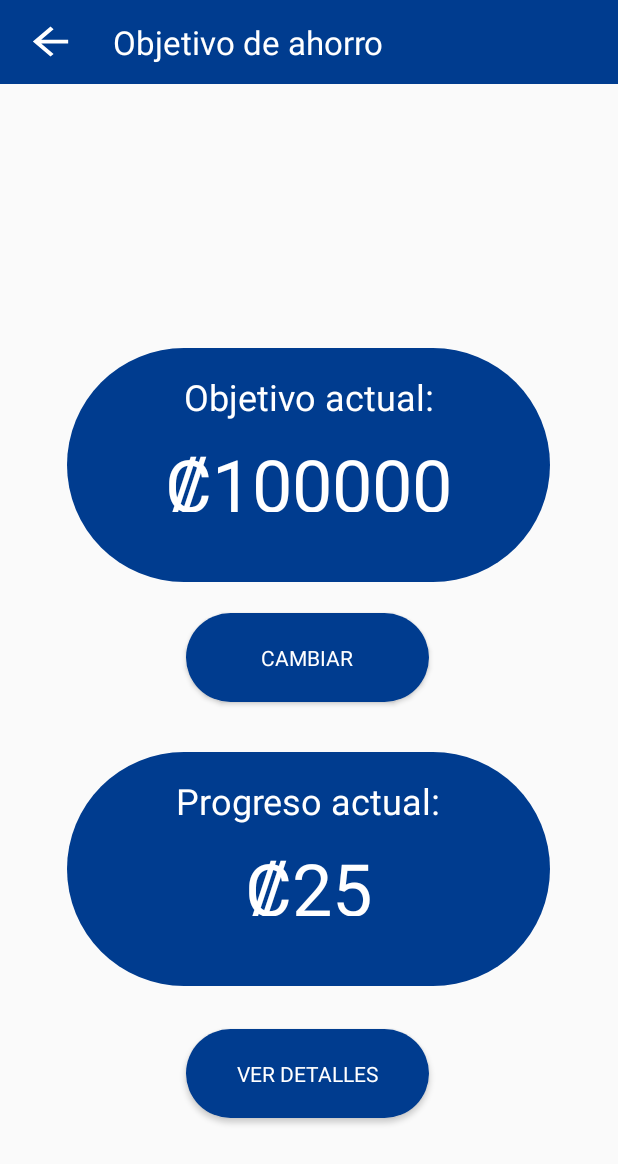
After one commit to Gutima15/SavingHelperProject, an Android app: the layout activity_objetivo_de_ahorro.xml on its own in the app's theme, with its tools: preview values and no code run, on a phone screen of 412 x 824 dp. The commit adds this screen. Shown: the top 1164 px of the screen. Run offline under Robolectric (Android 15) with nearby library versions, the phone set to English and light mode, and no system bars.

Commit message:
Correciones
Estoy a punto de tratar de pasarlo a un relative layout

```diff
--- /dev/null
+++ b/Saving_Helper/app/src/main/res/layout/activity_objetivo_de_ahorro.xml
@@ -0,0 +1,157 @@
+<?xml version="1.0" encoding="utf-8"?>
+<androidx.constraintlayout.widget.ConstraintLayout xmlns:android="http://schemas.android.com/apk/res/android"
+    xmlns:app="http://schemas.android.com/apk/res-auto"
+    xmlns:tools="http://schemas.android.com/tools"
+    android:layout_width="match_parent"
+    android:layout_height="match_parent"
+    tools:context=".ObjetivoDeAhorro">
+
+    <Toolbar
+        android:id="@+id/toolbarObjetivoAhorro"
+        android:layout_width="match_parent"
+        android:layout_height="wrap_content"
+        android:background="#003C8F"
+        app:layout_constraintTop_toTopOf="parent"
+        tools:layout_editor_absoluteX="0sp">
+
+        <!--agregar on click-->
+        <Button
+            android:id="@+id/btn_objetivo_ahorro_back"
+            android:layout_width="35sp"
+            android:layout_height="30sp"
+            android:background="@drawable/abc_vector_test" />
+
+        <TextView
+            android:layout_width="wrap_content"
+            android:layout_height="wrap_content"
+            android:layout_marginStart="40sp"
+            android:text="Objetivo de ahorro"
+            android:textColor="@android:color/white"
+            android:textSize="22sp"
+            tools:layout_editor_absoluteX="65sp"
+            tools:layout_editor_absoluteY="13sp"/>
+    </Toolbar>
+
+
+    <TextView
+        android:id="@+id/containterObjetivoActual"
+        android:layout_width="322sp"
+        android:layout_height="156sp"
+        android:layout_marginBottom="436dp"
+        android:background="@drawable/fondo"
+        app:layout_constraintBottom_toBottomOf="parent"
+        app:layout_constraintHorizontal_bias="0.494"
+        app:layout_constraintLeft_toLeftOf="parent"
+        app:layout_constraintRight_toRightOf="parent"
+        app:layout_constraintTop_toTopOf="@+id/toolbarObjetivoAhorro"
+        app:layout_constraintVertical_bias="1.0" />
+
+    <TextView
+        android:id="@+id/lblObjetivoActual"
+        android:layout_width="226sp"
+        android:layout_height="61sp"
+        android:layout_marginTop="16dp"
+        android:clickable="false"
+        android:text="Objetivo actual:"
+        android:textAlignment="center"
+        android:textColor="@android:color/white"
+        android:textSize="24sp"
+        app:layout_constraintBottom_toBottomOf="@+id/containterObjetivoActual"
+        app:layout_constraintEnd_toEndOf="@+id/containterObjetivoActual"
+        app:layout_constraintStart_toStartOf="@+id/containterObjetivoActual"
+        app:layout_constraintTop_toTopOf="@+id/containterObjetivoActual"
+        app:layout_constraintVertical_bias="0.0"/>
+
+    <TextView
+        android:id="@+id/lblValorObjetivo"
+        android:layout_width="254sp"
+        android:layout_height="51sp"
+        android:clickable="false"
+        android:text="₡100000"
+        android:textAlignment="center"
+        android:textColor="@android:color/white"
+        android:textSize="48sp"
+        app:layout_constraintBottom_toBottomOf="@+id/containterObjetivoActual"
+        app:layout_constraintEnd_toEndOf="@+id/containterObjetivoActual"
+        app:layout_constraintStart_toStartOf="@+id/containterObjetivoActual"
+        app:layout_constraintTop_toTopOf="@+id/containterObjetivoActual"
+        app:layout_constraintVertical_bias="0.552"/>
+
+    <Button
+        android:id="@+id/btnCambiarObjetivoAhorro"
+        android:layout_width="162sp"
+        android:layout_height="59sp"
+        android:layout_marginBottom="288dp"
+        android:background="@drawable/fondo"
+        android:fontFamily="sans-serif"
+        android:text="Cambiar"
+        android:textColor="@android:color/white"
+        app:layout_constraintBottom_toBottomOf="parent"
+        app:layout_constraintEnd_toEndOf="parent"
+        app:layout_constraintHorizontal_bias="0.497"
+        app:layout_constraintStart_toStartOf="parent"
+        app:layout_constraintTop_toBottomOf="@+id/containterObjetivoActual"
+        app:layout_constraintVertical_bias="0.232" />
+
+    <TextView
+        android:id="@+id/containterProgresoActual"
+        android:layout_width="322sp"
+        android:layout_height="156sp"
+        android:layout_marginBottom="112dp"
+        android:background="@drawable/fondo"
+        app:layout_constraintBottom_toBottomOf="parent"
+        app:layout_constraintHorizontal_bias="0.494"
+        app:layout_constraintLeft_toLeftOf="parent"
+        app:layout_constraintRight_toRightOf="parent"
+        app:layout_constraintTop_toBottomOf="@+id/btnCambiarObjetivoAhorro"
+        app:layout_constraintVertical_bias="0.376" />
+
+    <TextView
+        android:id="@+id/lblProgresoActual"
+        android:layout_width="226sp"
+        android:layout_height="61sp"
+        android:layout_marginTop="16dp"
+        android:clickable="false"
+        android:text="Progreso actual:"
+        android:textAlignment="center"
+        android:textColor="@android:color/white"
+        android:textSize="24sp"
+        app:layout_constraintBottom_toBottomOf="@+id/containterProgresoActual"
+        app:layout_constraintEnd_toEndOf="@+id/containterProgresoActual"
+        app:layout_constraintStart_toStartOf="@+id/containterProgresoActual"
+        app:layout_constraintTop_toTopOf="@+id/containterProgresoActual"
+        app:layout_constraintVertical_bias="0.0"/>
+
+    <TextView
+        android:id="@+id/lblValorProgresoObjetivo"
+        android:layout_width="254sp"
+        android:layout_height="51sp"
+        android:clickable="false"
+        android:text="₡25"
+        android:textAlignment="center"
+        android:textColor="@android:color/white"
+        android:textSize="48sp"
+        app:layout_constraintBottom_toBottomOf="@+id/containterProgresoActual"
+        app:layout_constraintEnd_toEndOf="@+id/containterProgresoActual"
+        app:layout_constraintStart_toStartOf="@+id/containterProgresoActual"
+        app:layout_constraintTop_toTopOf="@+id/containterProgresoActual"
+        app:layout_constraintVertical_bias="0.552"/>
+
+    <Button
+        android:id="@+id/btnVerDetallesAhorro"
+        android:layout_width="162sp"
+        android:layout_height="59sp"
+        android:layout_marginBottom="56dp"
+        android:background="@drawable/fondo"
+        android:fontFamily="sans-serif"
+        android:text="Ver detalles"
+        android:textColor="@android:color/white"
+        app:layout_constraintBottom_toBottomOf="parent"
+        app:layout_constraintEnd_toEndOf="parent"
+        app:layout_constraintHorizontal_bias="0.497"
+        app:layout_constraintStart_toStartOf="parent"
+        app:layout_constraintTop_toBottomOf="@+id/containterProgresoActual"
+        app:layout_constraintVertical_bias="0.553" />
+
+
+</androidx.constraintlayout.widget.ConstraintLayout>
```
Also changed, not shown: Saving_Helper/app/src/main/java/com/example/saving_helper/AgregarDinero.java (added, +50 -0 lines), Saving_Helper/app/src/main/java/com/example/saving_helper/MainActivity.java (deleted, +0 -14 lines), Saving_Helper/app/src/main/java/com/example/saving_helper/ObjetivoDeAhorro.java (added, +88 -0 lines), Saving_Helper/app/src/main/java/com/example/saving_helper/Presupuesto.java (+33 -7 lines), Saving_Helper/app/src/main/res/layout/activity_agregar_dinero.xml (added, +143 -0 lines), Saving_Helper/app/src/main/res/layout/activity_main.xml (deleted, +0 -18 lines), Saving_Helper/app/src/main/res/layout/activity_presupuesto.xml (+4 -4 lines), Saving_Helper/app/src/main/res/layout/objetivo_de_ahorro_popup.xml (added, +84 -0 lines).
